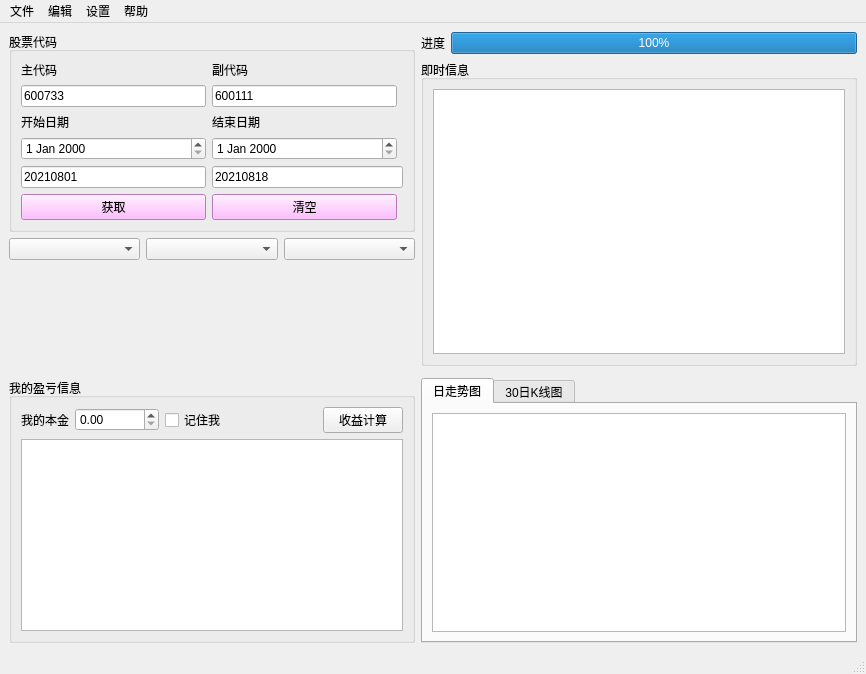
Before: the Qt Designer form StockUI.ui in yangjiameng/Stock_Monitoring, drawn with Qt 5.
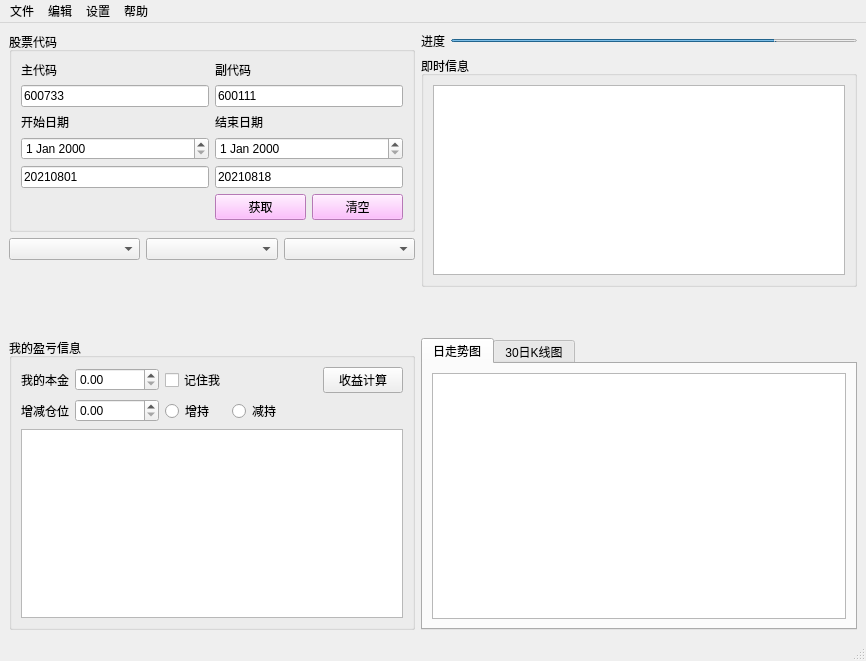
After: the same form once the commit is applied. Custom widgets are drawn as their Qt base class.

Commit message: 更新UI界面

The edit to the form file:
```diff
--- a/StockUI.ui
+++ b/StockUI.ui
@@ -7,7 +7,7 @@
     <x>0</x>
     <y>0</y>
     <width>866</width>
-    <height>674</height>
+    <height>661</height>
    </rect>
   </property>
   <property name="windowTitle">
@@ -20,8 +20,20 @@
    <layout class="QGridLayout" name="gridLayout_3">
     <item row="0" column="2">
      <widget class="QProgressBar" name="progressBar_stock">
+      <property name="maximumSize">
+       <size>
+        <width>16777215</width>
+        <height>3</height>
+       </size>
+      </property>
+      <property name="styleSheet">
+       <string notr="true"/>
+      </property>
       <property name="value">
-       <number>100</number>
+       <number>80</number>
+      </property>
+      <property name="textVisible">
+       <bool>false</bool>
       </property>
      </widget>
     </item>
@@ -32,6 +44,89 @@
       </property>
      </widget>
     </item>
+    <item row="3" column="0" rowspan="2">
+     <widget class="QGroupBox" name="groupBox">
+      <property name="title">
+       <string>我的盈亏信息</string>
+      </property>
+      <layout class="QGridLayout" name="gridLayout_7">
+       <item row="1" column="1">
+        <widget class="QDoubleSpinBox" name="doubleSpinBox"/>
+       </item>
+       <item row="0" column="0">
+        <widget class="QLabel" name="label_6">
+         <property name="text">
+          <string>我的本金</string>
+         </property>
+        </widget>
+       </item>
+       <item row="2" column="0" colspan="5">
+        <widget class="QListWidget" name="listWidget_person_msg"/>
+       </item>
+       <item row="0" column="4">
+        <widget class="QPushButton" name="pushButton">
+         <property name="text">
+          <string>收益计算</string>
+         </property>
+        </widget>
+       </item>
+       <item row="0" column="2">
+        <widget class="QCheckBox" name="checkBox_remember">
+         <property name="text">
+          <string>记住我</string>
+         </property>
+        </widget>
+       </item>
+       <item row="1" column="3">
+        <widget class="QRadioButton" name="radioButton_2">
+         <property name="text">
+          <string>减持</string>
+         </property>
+        </widget>
+       </item>
+       <item row="1" column="2">
+        <widget class="QRadioButton" name="radioButton">
+         <property name="text">
+          <string>增持</string>
+         </property>
+        </widget>
+       </item>
+       <item row="1" column="0">
+        <widget class="QLabel" name="label_7">
+         <property name="text">
+          <string>增减仓位</string>
+         </property>
+        </widget>
+       </item>
+       <item row="0" column="3">
+        <spacer name="horizontalSpacer">
+         <property name="orientation">
+          <enum>Qt::Horizontal</enum>
+         </property>
+         <property name="sizeHint" stdset="0">
+          <size>
+           <width>40</width>
+           <height>20</height>
+          </size>
+         </property>
+        </spacer>
+       </item>
+       <item row="0" column="1">
+        <widget class="QDoubleSpinBox" name="doubleSpinBox_my_money">
+         <property name="enabled">
+          <bool>true</bool>
+         </property>
+         <property name="layoutDirection">
+          <enum>Qt::LeftToRight</enum>
+         </property>
+         <property name="maximum">
+          <double>10000000.000000000000000</double>
+         </property>
+        </widget>
+       </item>
+      </layout>
+     </widget>
+    </item>
     <item row="1" column="1" colspan="2">
      <widget class="QGroupBox" name="groupBox_realtime">
       <property name="title">
@@ -44,8 +139,27 @@
       </layout>
      </widget>
     </item>
+    <item row="2" column="2">
+     <spacer name="verticalSpacer_2">
+      <property name="orientation">
+       <enum>Qt::Vertical</enum>
+      </property>
+      <property name="sizeHint" stdset="0">
+       <size>
+        <width>20</width>
+        <height>40</height>
+       </size>
+      </property>
+     </spacer>
+    </item>
     <item row="0" column="0" rowspan="3">
      <layout class="QGridLayout" name="gridLayout_2">
+      <item row="2" column="0">
+       <widget class="QComboBox" name="comboBox"/>
+      </item>
+      <item row="2" column="1">
+       <widget class="QComboBox" name="comboBox_2"/>
+      </item>
       <item row="2" column="2">
        <widget class="QComboBox" name="comboBox_3"/>
       </item>
@@ -55,13 +169,34 @@
          <string>股票代码</string>
         </property>
         <layout class="QGridLayout" name="gridLayout">
-         <item row="6" column="2">
-          <widget class="QPushButton" name="pushButton_clear">
-           <property name="styleSheet">
-            <string notr="true">background-color: rgb(255, 170, 255);</string>
+         <item row="5" column="0">
+          <widget class="QLineEdit" name="lineEdit_3">
+           <property name="text">
+            <string>20210801</string>
            </property>
+           <property name="placeholderText">
+            <string>开始日期</string>
+           </property>
+          </widget>
+         </item>
+         <item row="0" column="3">
+          <widget class="QLabel" name="label_4">
            <property name="text">
-            <string>清空</string>
+            <string>副代码</string>
+           </property>
+          </widget>
+         </item>
+         <item row="2" column="3">
+          <widget class="QLabel" name="label_2">
+           <property name="text">
+            <string>结束日期</string>
+           </property>
+          </widget>
+         </item>
+         <item row="0" column="0">
+          <widget class="QLabel" name="label_3">
+           <property name="text">
+            <string>主代码</string>
            </property>
           </widget>
          </item>
@@ -75,39 +210,6 @@
            </property>
           </widget>
          </item>
-         <item row="6" column="0">
-          <widget class="QPushButton" name="pushButton_search">
-           <property name="maximumSize">
-            <size>
-             <width>16777215</width>
-             <height>16777215</height>
-            </size>
-           </property>
-           <property name="styleSheet">
-            <string notr="true">background-color: rgb(255, 170, 255);</string>
-           </property>
-           <property name="text">
-            <string>获取</string>
-           </property>
-          </widget>
-         </item>
-         <item row="1" column="2">
-          <widget class="QLineEdit" name="lineEdit_2">
-           <property name="text">
-            <string>600111</string>
-           </property>
-          </widget>
-         </item>
-         <item row="5" column="2" colspan="2">
-          <widget class="QLineEdit" name="lineEdit_4">
-           <property name="text">
-            <string>20210818</string>
-           </property>
-           <property name="placeholderText">
-            <string>结束日期</string>
-           </property>
-          </widget>
-         </item>
          <item row="2" column="0">
           <widget class="QLabel" name="label">
            <property name="text">
@@ -115,43 +217,59 @@
            </property>
           </widget>
          </item>
-         <item row="0" column="2">
-          <widget class="QLabel" name="label_4">
-           <property name="text">
-            <string>副代码</string>
-           </property>
-          </widget>
-         </item>
-         <item row="4" column="2">
-          <widget class="QDateEdit" name="dateEdit_end"/>
-         </item>
-         <item row="0" column="0">
-          <widget class="QLabel" name="label_3">
-           <property name="text">
-            <string>主代码</string>
-           </property>
-          </widget>
-         </item>
-         <item row="5" column="0">
-          <widget class="QLineEdit" name="lineEdit_3">
-           <property name="text">
-            <string>20210801</string>
-           </property>
-           <property name="placeholderText">
-            <string>开始日期</string>
-           </property>
-          </widget>
-         </item>
-         <item row="2" column="2">
-          <widget class="QLabel" name="label_2">
-           <property name="text">
-            <string>结束日期</string>
-           </property>
-          </widget>
-         </item>
          <item row="4" column="0">
           <widget class="QDateEdit" name="dateEdit_begin"/>
          </item>
+         <item row="6" column="3">
+          <layout class="QHBoxLayout" name="horizontalLayout_2">
+           <item>
+            <widget class="QPushButton" name="pushButton_search">
+             <property name="maximumSize">
+              <size>
+               <width>16777215</width>
+               <height>16777215</height>
+              </size>
+             </property>
+             <property name="styleSheet">
+              <string notr="true">background-color: rgb(255, 170, 255);</string>
+             </property>
+             <property name="text">
+              <string>获取</string>
+             </property>
+            </widget>
+           </item>
+           <item>
+            <widget class="QPushButton" name="pushButton_clear">
+             <property name="styleSheet">
+              <string notr="true">background-color: rgb(255, 170, 255);</string>
+             </property>
+             <property name="text">
+              <string>清空</string>
+             </property>
+            </widget>
+           </item>
+          </layout>
+         </item>
+         <item row="1" column="3">
+          <widget class="QLineEdit" name="lineEdit_2">
+           <property name="text">
+            <string>600111</string>
+           </property>
+          </widget>
+         </item>
+         <item row="4" column="3">
+          <widget class="QDateEdit" name="dateEdit_end"/>
+         </item>
+         <item row="5" column="3">
+          <widget class="QLineEdit" name="lineEdit_4">
+           <property name="text">
+            <string>20210818</string>
+           </property>
+           <property name="placeholderText">
+            <string>结束日期</string>
+           </property>
+          </widget>
+         </item>
         </layout>
        </widget>
       </item>
@@ -168,12 +286,6 @@
         </property>
        </spacer>
       </item>
-      <item row="2" column="1">
-       <widget class="QComboBox" name="comboBox_2"/>
-      </item>
-      <item row="2" column="0">
-       <widget class="QComboBox" name="comboBox"/>
-      </item>
      </layout>
     </item>
     <item row="3" column="1" rowspan="2" colspan="2">
@@ -209,65 +321,6 @@
       </widget>
      </widget>
     </item>
-    <item row="3" column="0" rowspan="2">
-     <widget class="QGroupBox" name="groupBox">
-      <property name="title">
-       <string>我的盈亏信息</string>
-      </property>
-      <layout class="QGridLayout" name="gridLayout_7">
-       <item row="0" column="0">
-        <widget class="QLabel" name="label_6">
-         <property name="text">
-          <string>我的本金</string>
-         </property>
-        </widget>
-       </item>
-       <item row="0" column="1">
-        <widget class="QDoubleSpinBox" name="doubleSpinBox_my_money">
-         <property name="enabled">
-          <bool>true</bool>
-         </property>
-         <property name="layoutDirection">
-          <enum>Qt::LeftToRight</enum>
-         </property>
-         <property name="maximum">
-          <double>10000000.000000000000000</double>
-         </property>
-        </widget>
-       </item>
-       <item row="0" column="4">
-        <widget class="QPushButton" name="pushButton">
-         <property name="text">
-          <string>收益计算</string>
-         </property>
-        </widget>
-       </item>
-       <item row="0" column="2">
-        <widget class="QCheckBox" name="checkBox_remember">
-         <property name="text">
-          <string>记住我</string>
-         </property>
-        </widget>
-       </item>
-       <item row="0" column="3">
-        <spacer name="horizontalSpacer">
-         <property name="orientation">
-          <enum>Qt::Horizontal</enum>
-         </property>
-         <property name="sizeHint" stdset="0">
-          <size>
-           <width>40</width>
-           <height>20</height>
-          </size>
-         </property>
-        </spacer>
-       </item>
-       <item row="2" column="0" colspan="5">
-        <widget class="QListWidget" name="listWidget_person_msg"/>
-       </item>
-      </layout>
-     </widget>
-    </item>
    </layout>
   </widget>
   <widget class="QMenuBar" name="menubar">
```
The commit also changes 2 other files.
